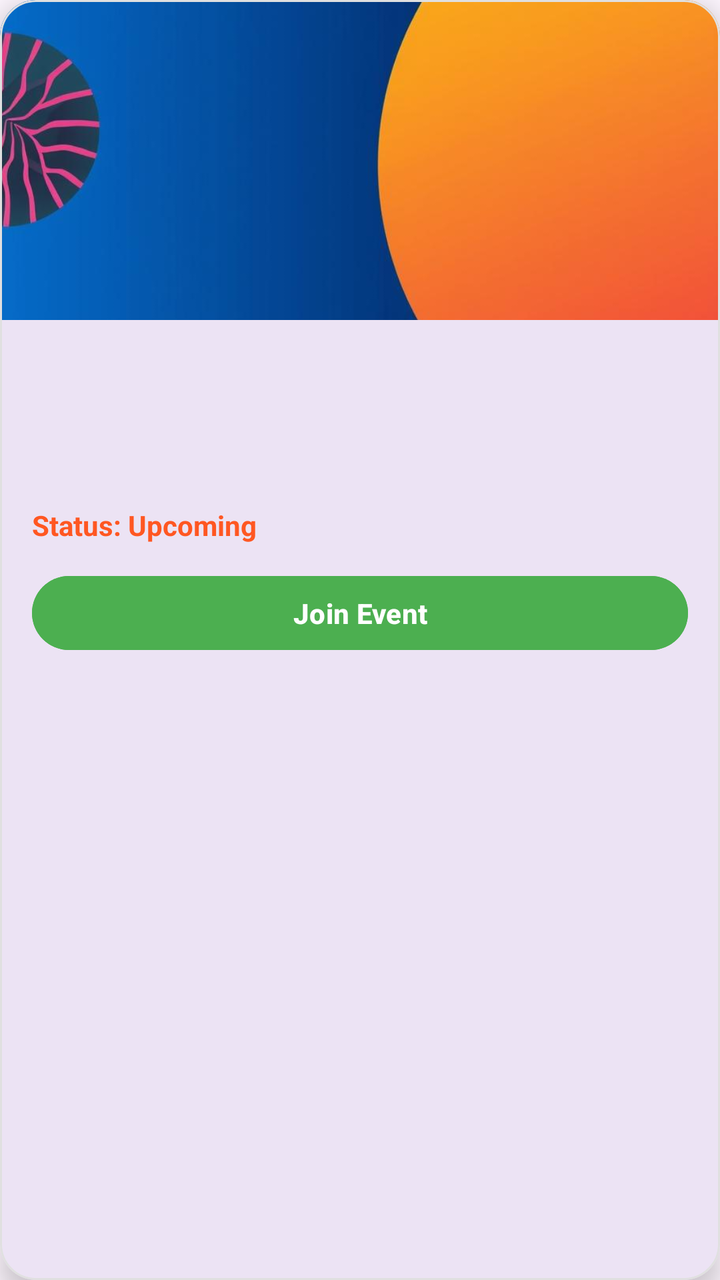
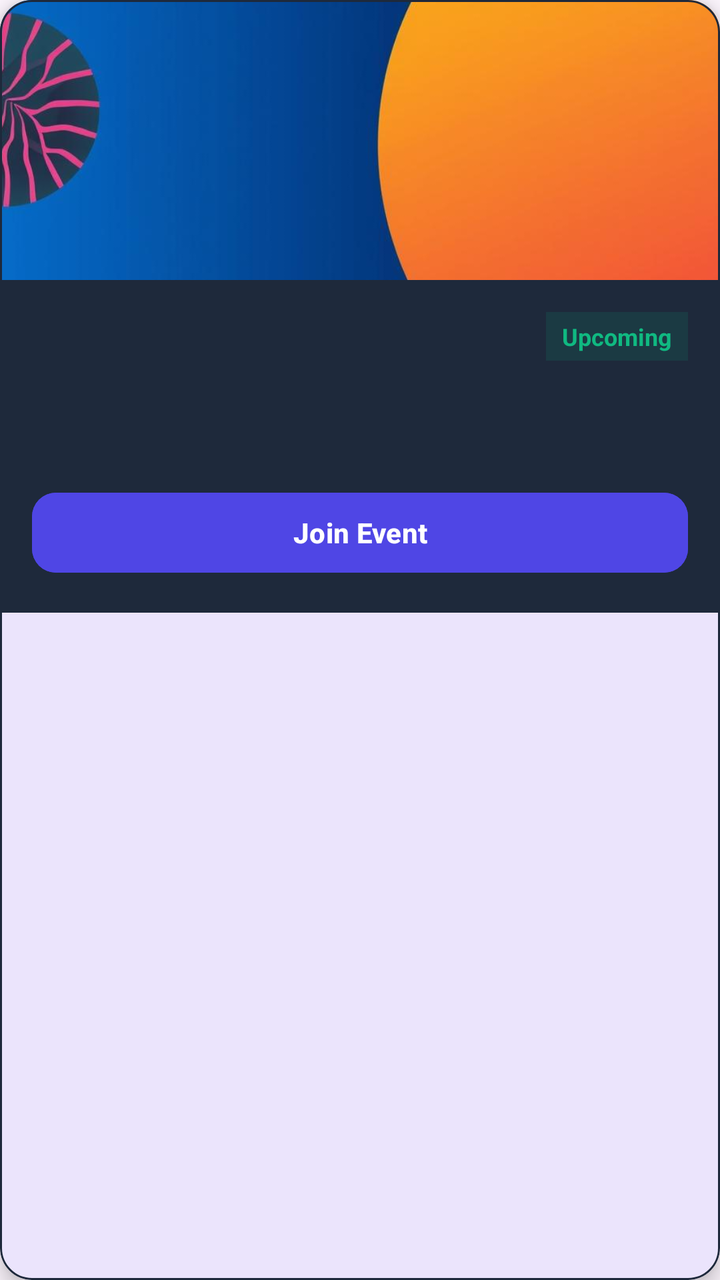

An Android layout rendered at two revisions. The XML below is the earlier revision; the diff shows what the commit changed to produce the second picture.
<!-- AndroidManifest.xml: application theme Theme.EventManagementSystem -->
<!-- res/layout/item_user_event.xml -->
<?xml version="1.0" encoding="utf-8"?>
<com.google.android.material.card.MaterialCardView
    xmlns:android="http://schemas.android.com/apk/res/android"
    xmlns:app="http://schemas.android.com/apk/res-auto"
    android:layout_width="match_parent"
    android:layout_height="wrap_content"
    android:layout_margin="12dp"
    app:cardCornerRadius="18dp"
    app:cardElevation="8dp"
    app:strokeWidth="1dp"
    app:strokeColor="#E0E0E0">

    ```
    <LinearLayout
        android:layout_width="match_parent"
        android:layout_height="wrap_content"
        android:orientation="vertical">

        
        <ImageView
            android:id="@+id/imgEvent"
            android:layout_width="match_parent"
            android:layout_height="160dp"
            android:src="@drawable/event_activity"
            android:scaleType="centerCrop"/>

        
        <LinearLayout
            android:layout_width="match_parent"
            android:layout_height="wrap_content"
            android:orientation="vertical"
            android:padding="16dp">

            
            <TextView
                android:id="@+id/tvTitle"
                android:layout_width="wrap_content"
                android:layout_height="wrap_content"
                android:textSize="20sp"
                android:textStyle="bold"
                android:textColor="#000000"/>

            
            <TextView
                android:id="@+id/tvDate"
                android:layout_width="wrap_content"
                android:layout_height="wrap_content"
                android:textColor="#757575"
                android:layout_marginTop="4dp"/>

            
            <TextView
                android:id="@+id/tvLocation"
                android:layout_width="wrap_content"
                android:layout_height="wrap_content"
                android:textColor="#757575"
                android:layout_marginTop="2dp"/>

            
            <TextView
                android:id="@+id/tvStatus"
                android:layout_width="wrap_content"
                android:layout_height="wrap_content"
                android:text="Status: Upcoming"
                android:textStyle="bold"
                android:textColor="#FF5722"
                android:layout_marginTop="6dp"/>

            
            <Button
                android:id="@+id/btnJoin"
                android:layout_width="match_parent"
                android:layout_height="45dp"
                android:text="Join Event"
                android:textStyle="bold"
                android:textColor="@android:color/white"
                android:backgroundTint="#4CAF50"
                android:layout_marginTop="12dp"/>

        </LinearLayout>

    </LinearLayout>
    ```

</com.google.android.material.card.MaterialCardView>
<!-- resources referenced by this layout -->
<resources>
  <!-- drawable event_activity: jpg bitmap (drawable, 97123 bytes) -->
  <style name="Theme.EventManagementSystem" parent="Base.Theme.EventManagementSystem" />
  <style name="Base.Theme.EventManagementSystem" parent="Theme.Material3.DayNight.NoActionBar">
          
          
      </style>
</resources>

<!-- the commit's change to res/layout/item_user_event.xml (unified diff, before → after) -->
@@ -4,23 +4,26 @@
     xmlns:app="http://schemas.android.com/apk/res-auto"
     android:layout_width="match_parent"
     android:layout_height="wrap_content"
-    android:layout_margin="12dp"
-    app:cardCornerRadius="18dp"
-    app:cardElevation="8dp"
+    android:layout_marginStart="16dp"
+    android:layout_marginEnd="16dp"
+    android:layout_marginTop="8dp"
+    android:layout_marginBottom="8dp"
+    app:cardCornerRadius="16dp"
+    app:cardElevation="6dp"
     app:strokeWidth="1dp"
-    app:strokeColor="#E0E0E0">
+    app:strokeColor="#1E293B">
 
-    ```
     <LinearLayout
         android:layout_width="match_parent"
         android:layout_height="wrap_content"
-        android:orientation="vertical">
+        android:orientation="vertical"
+        android:background="#1E293B">
 
         
         <ImageView
             android:id="@+id/imgEvent"
             android:layout_width="match_parent"
-            android:layout_height="160dp"
+            android:layout_height="140dp"
             android:src="@drawable/event_activity"
             android:scaleType="centerCrop"/>
 
@@ -31,55 +34,68 @@
             android:orientation="vertical"
             android:padding="16dp">
 
-            
-            <TextView
-                android:id="@+id/tvTitle"
-                android:layout_width="wrap_content"
+            <LinearLayout
+                android:layout_width="match_parent"
                 android:layout_height="wrap_content"
-                android:textSize="20sp"
-                android:textStyle="bold"
-                android:textColor="#000000"/>
+                android:orientation="horizontal"
+                android:gravity="center_vertical">
+
+                <TextView
+                    android:id="@+id/tvTitle"
+                    android:layout_width="0dp"
+                    android:layout_height="wrap_content"
+                    android:layout_weight="1"
+                    android:textSize="18sp"
+                    android:textStyle="bold"
+                    android:textColor="#FFFFFF"/>
+
+                <TextView
+                    android:id="@+id/tvStatus"
+                    android:layout_width="wrap_content"
+                    android:layout_height="wrap_content"
+                    android:text="Upcoming"
+                    android:textSize="12sp"
+                    android:textStyle="bold"
+                    android:textColor="#10B981"
+                    android:background="#1E10B981"
+                    android:paddingStart="8dp"
+                    android:paddingEnd="8dp"
+                    android:paddingTop="4dp"
+                    android:paddingBottom="4dp"/>
+            </LinearLayout>
 
             
             <TextView
                 android:id="@+id/tvDate"
                 android:layout_width="wrap_content"
                 android:layout_height="wrap_content"
-                android:textColor="#757575"
-                android:layout_marginTop="4dp"/>
+                android:textColor="#94A3B8"
+                android:textSize="14sp"
+                android:layout_marginTop="8dp"/>
 
             
             <TextView
                 android:id="@+id/tvLocation"
                 android:layout_width="wrap_content"
                 android:layout_height="wrap_content"
-                android:textColor="#757575"
-                android:layout_marginTop="2dp"/>
-
-            
-            <TextView
-                android:id="@+id/tvStatus"
-                android:layout_width="wrap_content"
-                android:layout_height="wrap_content"
-                android:text="Status: Upcoming"
-                android:textStyle="bold"
-                android:textColor="#FF5722"
-                android:layout_marginTop="6dp"/>
+                android:textColor="#94A3B8"
+                android:textSize="14sp"
+                android:layout_marginTop="4dp"/>
 
             
             <Button
                 android:id="@+id/btnJoin"
                 android:layout_width="match_parent"
-                android:layout_height="45dp"
+                android:layout_height="48dp"
                 android:text="Join Event"
                 android:textStyle="bold"
                 android:textColor="@android:color/white"
-                android:backgroundTint="#4CAF50"
+                android:backgroundTint="#4F46E5"
+                app:cornerRadius="12dp"
                 android:layout_marginTop="12dp"/>
 
         </LinearLayout>
 
     </LinearLayout>
-    ```
 
 </com.google.android.material.card.MaterialCardView>
<!-- resource entries referenced after the edit -->
@@ -3,8 +3,13 @@
   <!-- drawable event_activity: jpg bitmap (drawable, 97123 bytes) -->
   <style name="Theme.EventManagementSystem" parent="Base.Theme.EventManagementSystem" />
   <style name="Base.Theme.EventManagementSystem" parent="Theme.Material3.DayNight.NoActionBar">
-          
-          
+          <item name="colorPrimary">@color/primary</item>
+          <item name="colorPrimaryVariant">@color/primary_dark</item>
+          <item name="colorSecondary">@color/accent_orange</item>
+          <item name="android:statusBarColor">@color/primary_dark</item>
       </style>
+  <color name="primary">#4F46E5</color>
+  <color name="primary_dark">#3730A3</color>
+  <color name="accent_orange">#F97316</color>
 </resources>
 
